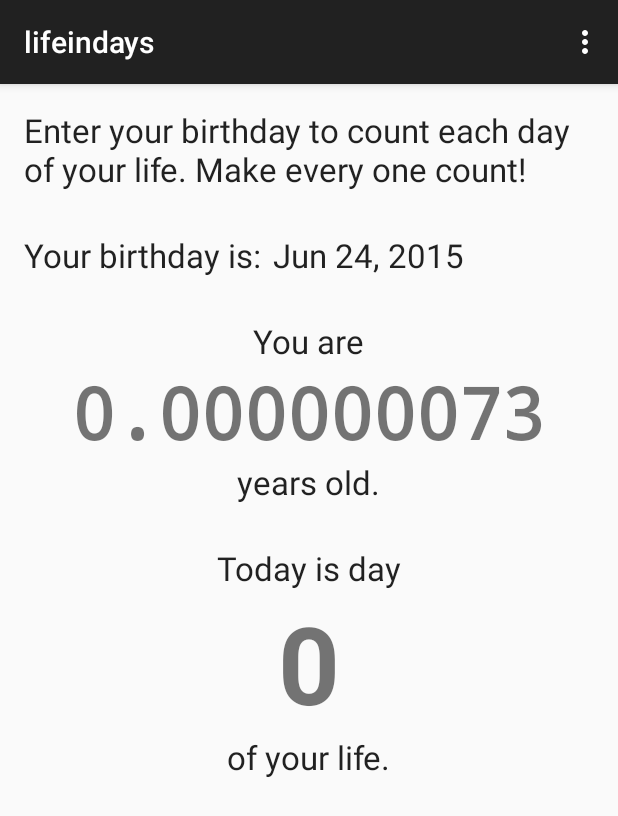
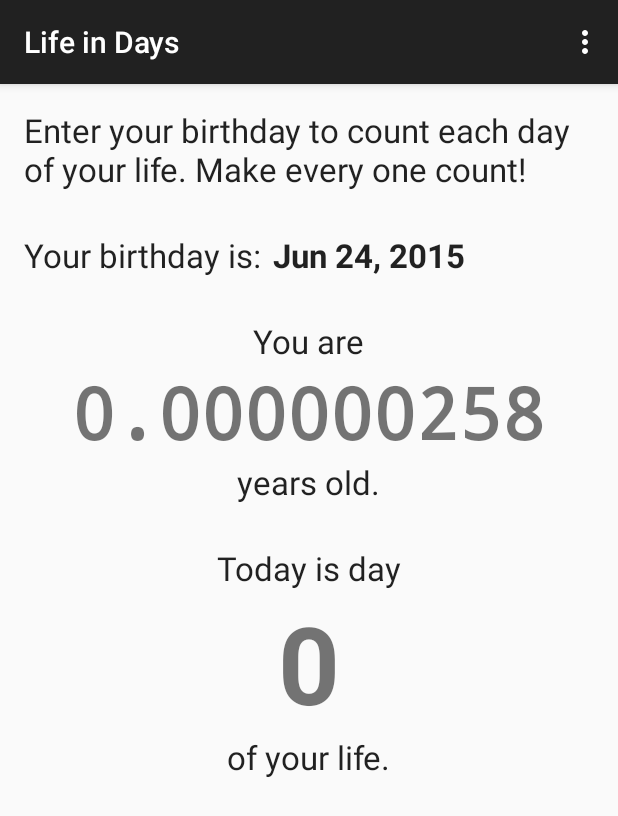
Before and after one commit to skyrien/lifeindays, an Android app: the screen it shows after launch (MainActivity), on a phone screen of 412 x 824 dp. Shown: the top 816 px of the screen. Run offline under Robolectric (Android 15) with nearby library versions, the light colour scheme and no system bars.

Commit message:
- Cleaning up some stuff, timer now works well.

```diff
--- a/app/src/main/AndroidManifest.xml
+++ b/app/src/main/AndroidManifest.xml
@@ -9,7 +9,8 @@
         android:theme="@style/AppTheme" >
         <activity
             android:name=".MainActivity"
-            android:label="@string/app_name" >
+            android:label="@string/app_name"
+            android:screenOrientation="nosensor">
             <intent-filter>
                 <action android:name="android.intent.action.MAIN" />
 
--- a/app/src/main/java/com/skyrien/lifeindays/MainActivity.java
+++ b/app/src/main/java/com/skyrien/lifeindays/MainActivity.java
@@ -25,7 +25,7 @@
 public class MainActivity extends ActionBarActivity {
     private static final String TAG = "MainActivity";
     int i = 0;
-    int birthYear, birthMonth, birthDay;
+
     final Handler myHandler = new Handler();
     final Calendar birthdayCalendar = Calendar.getInstance();
     TextView textviewDayCount;
@@ -46,6 +46,8 @@
         setContentView(R.layout.activity_main);
         Log.d(TAG, "onCreate() called in MainActivity");
 
+        int birthYear, birthMonth, birthDay;
+
         textviewDayCount = (TextView) findViewById(R.id.textviewDayCount);
         textviewYears = (TextView) findViewById(R.id.textviewYears);
         textViewBirthdayValue = (TextView) findViewById(R.id.textviewBirthdayValue);
@@ -54,17 +56,9 @@
         // LOADS THEM FROM SharedPreferences IF THERE
         // ELSE SETS THEM TO CURRENT DATE
         SharedPreferences settings = getPreferences(0);
-        birthYear = settings.getInt("year", 0);
-        birthMonth = settings.getInt("month", 0);
-        birthDay = settings.getInt("day", 0);
-
-        // Not set yet, set it to the current time
-        if ((birthYear + birthMonth + birthDay) == 0) {
-            birthYear = birthdayCalendar.get(Calendar.YEAR);
-            birthMonth = birthdayCalendar.get(Calendar.MONTH);
-            birthDay = birthdayCalendar.get(Calendar.DAY_OF_MONTH);
-        }
-
+        birthYear = settings.getInt("year", birthdayCalendar.get(Calendar.YEAR));
+        birthMonth = settings.getInt("month", birthdayCalendar.get(Calendar.MONTH));
+        birthDay = settings.getInt("day", birthdayCalendar.get(Calendar.DAY_OF_MONTH));
         birthdayCalendar.set(birthYear, birthMonth, birthDay);
         theBirthday = birthdayCalendar.getTime();
         textViewBirthdayValue.setText(dateFormatter.format(theBirthday));
@@ -79,12 +73,6 @@
             }
         },0,50);
         }
-
-    public void showDatePickerDialog(View v) {
-        Log.d(TAG, "showDatePickerDialog(View v) called in MainActivity");
-        DialogFragment newFragment = new BirthdayPickerFragment();
-        newFragment.show(getFragmentManager(), "datePicker");
-    }
 
     public void showDatePickerDialog() {
         Log.d(TAG, "showDatePickerDialog() called in MainActivity");
@@ -153,11 +141,18 @@
         editor.putInt("day", day);
         editor.commit();
 
+        /*
+        // Update the class variables
         birthYear = year;
         birthMonth = month;
         birthDay = day;
+*/
+
+        // Update the calendar object, and re-derive the Date object
         birthdayCalendar.set(year, month, day);
         theBirthday = birthdayCalendar.getTime();
+
+        // Update UI text for Birthday
         textViewBirthdayValue.setText(dateFormatter.format(theBirthday));
     }
 }
--- a/app/src/main/res/layout/activity_main.xml
+++ b/app/src/main/res/layout/activity_main.xml
@@ -35,7 +35,8 @@
         android:id="@+id/textviewBirthdayValue"
         android:layout_alignBottom="@+id/textviewBirthday"
         android:layout_toRightOf="@+id/textviewBirthday"
-        android:layout_marginLeft="8dp" />
+        android:layout_marginLeft="8dp"
+        android:textStyle="bold" />
 
     <TextView
         android:id="@+id/textviewYouAre"
--- a/app/src/main/res/values/strings.xml
+++ b/app/src/main/res/values/strings.xml
@@ -1,5 +1,5 @@
 <resources>
-    <string name="app_name">lifeindays</string>
+    <string name="app_name">Life in Days</string>
 
     <string name="textviewIntro">Enter your birthday to count each day of your life. Make
                                  every one count!</string>
```
